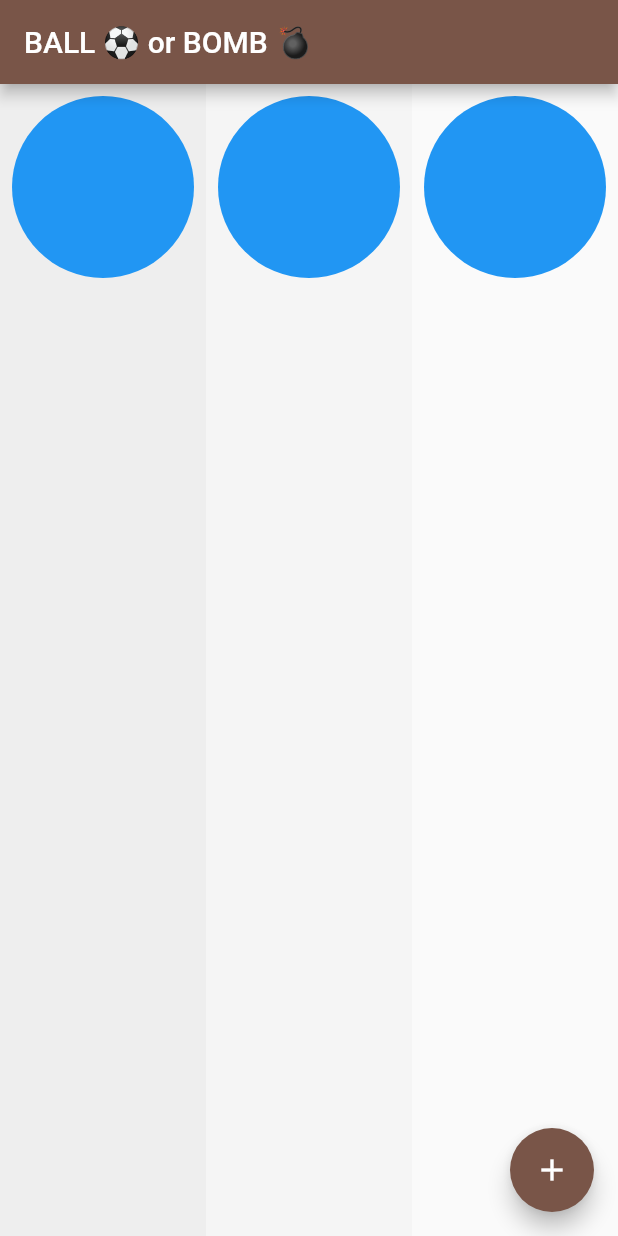
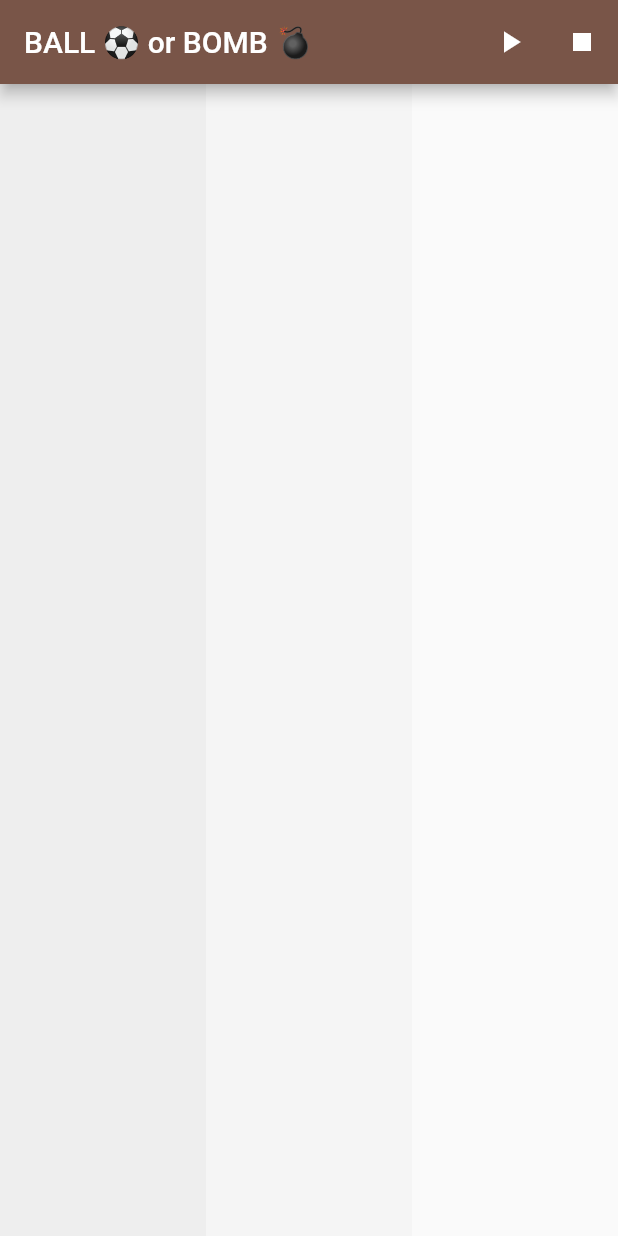
Before and after one commit to nickolaschong/flutter_ball_or_bomb, a Flutter app: the screen it shows after launch, on a phone screen of 412 x 824 dp. Run offline on Flutter 3.47's test engine with Material 2 defaults, Android fonts, the phone set to English and light mode, and no system bars; our stand-ins replace flutter_riverpod, freezed_annotation, riverpod, wakelock.

Commit message:
Hook up to ProviderListener for state changes

```diff
--- a/lib/game_lane.dart
+++ b/lib/game_lane.dart
@@ -22,27 +22,35 @@ class GameLane extends StatefulWidget {
 }
 
 class _GameLaneState extends State<GameLane> {
-  double position = 0;
+  late double position;
+
+  @override
+  void initState() {
+    position = widget.lowerBound;
+    super.initState();
+  }
 
   @override
   Widget build(BuildContext context) {
-    return Consumer(
+    return ProviderListener<GameState>(
+      provider: gameStateProvider,
+      onChange: (context, state) {
+        state.maybeWhen(
+          start: () => position += 1,
+          stop: () => position = position,
+          orElse: () => position = widget.lowerBound + 1,
+        );
+      },
+      child: Consumer(
         builder: (context, watch, child) {
           final state = watch(gameStateProvider);
-        state.maybeMap(
-          idle: (_) => print('idle'),
-          start: (_) {
-            print('start ${DateTime.now()}');
-            position = widget.upperBound;
-          },
-          stop: (_) => print('stop'),
-          orElse: () => print('orElese'),
-        );
+
           return Stack(
             children: [
-            Container(color: widget.color),
+              child!,
               AnimatedPositioned(
                 onEnd: () {
+                  if (state == const GameState.stop()) return;
                   setState(() {
                     position = position == widget.upperBound
                         ? widget.lowerBound
@@ -52,11 +60,14 @@ class _GameLaneState extends State<GameLane> {
                 curve: Curves.fastOutSlowIn,
                 top: position,
                 duration: const Duration(milliseconds: 1500),
-              child: BallOrBomb(size: widget.size),
+                child: BallOrBomb(
+                    size: state == const GameState.stop() ? 0 : widget.size),
               ),
             ],
           );
         },
+        child: Container(color: widget.color),
+      ),
     );
   }
 }
--- a/lib/game_page.dart
+++ b/lib/game_page.dart
@@ -14,6 +14,20 @@ class GamePage extends StatelessWidget {
     return Scaffold(
       appBar: AppBar(
         title: const Text('BALL ⚽ or BOMB 💣'),
+        actions: [
+          IconButton(
+            icon: const Icon(Icons.play_arrow),
+            onPressed: () {
+              context.read(gameStateProvider.notifier).start();
+            },
+          ),
+          IconButton(
+            icon: const Icon(Icons.stop),
+            onPressed: () {
+              context.read(gameStateProvider.notifier).stop();
+            },
+          ),
+        ],
       ),
       body: Row(
         children: [
@@ -43,10 +57,6 @@ class GamePage extends StatelessWidget {
           ),
         ],
       ),
-      floatingActionButton: FloatingActionButton(
-        onPressed: () => context.read(gameStateProvider.notifier).start(),
-        child: const Icon(Icons.add),
-      ),
     );
   }
 }
```
Lines whose indentation alone changed are shown as unchanged.
